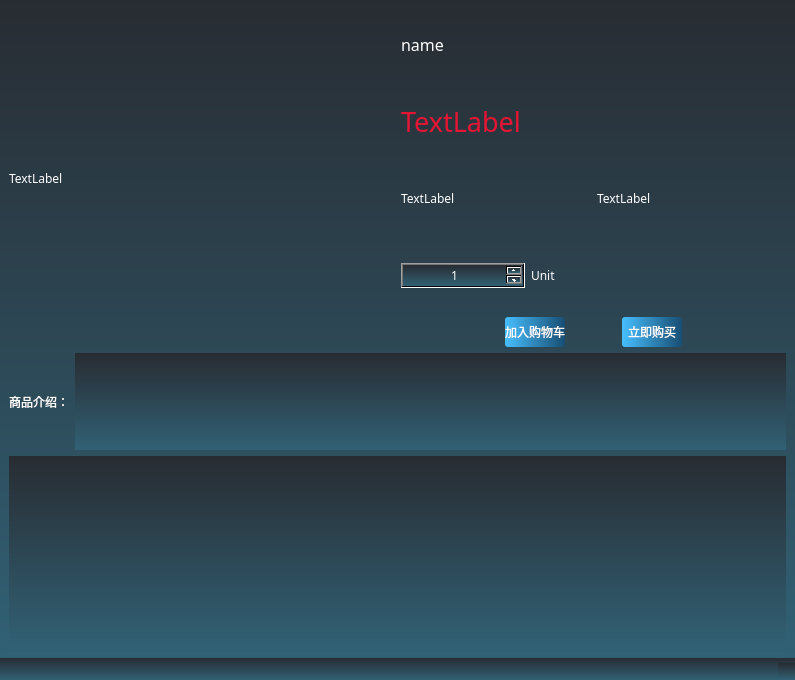
First picture: the form in XMall-Customer/productionwindow.ui, repository XuanchenLi/XMall, before the edit.
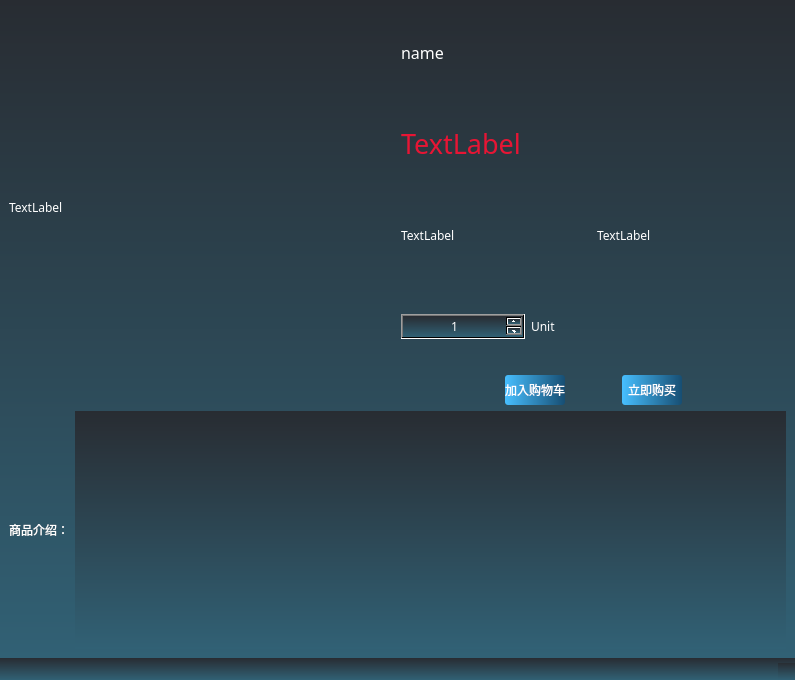
Second picture: the form after the edit.

The edit to the form file:
```diff
--- a/XMall-Customer/productionwindow.ui
+++ b/XMall-Customer/productionwindow.ui
@@ -151,7 +151,7 @@
 </string>
   </property>
   <widget class="QWidget" name="centralwidget">
-   <layout class="QVBoxLayout" name="verticalLayout" stretch="7,2,4">
+   <layout class="QVBoxLayout" name="verticalLayout" stretch="5,3">
     <item>
      <layout class="QHBoxLayout" name="horizontalLayout" stretch="1,1">
       <item>
@@ -339,7 +339,7 @@
      </layout>
     </item>
     <item>
-     <layout class="QHBoxLayout" name="horizontalLayout_5">
+     <layout class="QHBoxLayout" name="horizontalLayout_5" stretch="0,0">
       <item>
        <widget class="QLabel" name="label">
         <property name="text">
@@ -352,9 +352,6 @@
       </item>
      </layout>
     </item>
-    <item>
-     <widget class="QWidget" name="commentWidget" native="true"/>
-    </item>
    </layout>
   </widget>
   <widget class="QStatusBar" name="statusbar"/>
```
